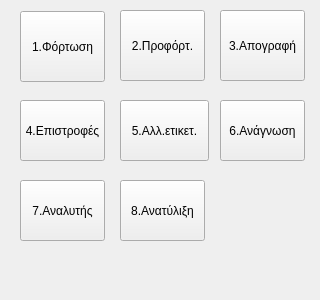
Old version of the form elina_scanner.ui in the repository algogr/Elina_Scanner.
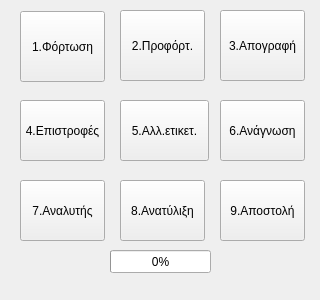
New version of the form.

Patch:
```diff
--- a/elina_scanner.ui
+++ b/elina_scanner.ui
@@ -144,10 +144,10 @@
   <widget class="QLabel" name="statusLabel">
    <property name="geometry">
     <rect>
-     <x>50</x>
+     <x>10</x>
      <y>250</y>
      <width>91</width>
-     <height>16</height>
+     <height>20</height>
     </rect>
    </property>
    <property name="text">
@@ -157,16 +157,45 @@
   <widget class="QLabel" name="statusLabel_2">
    <property name="geometry">
     <rect>
-     <x>190</x>
+     <x>220</x>
      <y>250</y>
-     <width>111</width>
-     <height>16</height>
+     <width>91</width>
+     <height>20</height>
     </rect>
    </property>
    <property name="text">
     <string/>
    </property>
   </widget>
+  <widget class="QPushButton" name="pushButton_9">
+   <property name="geometry">
+    <rect>
+     <x>220</x>
+     <y>180</y>
+     <width>85</width>
+     <height>61</height>
+    </rect>
+   </property>
+   <property name="text">
+    <string>9.Αποστoλή</string>
+   </property>
+   <property name="shortcut">
+    <string>8</string>
+   </property>
+  </widget>
+  <widget class="QProgressBar" name="progressBar">
+   <property name="geometry">
+    <rect>
+     <x>110</x>
+     <y>250</y>
+     <width>101</width>
+     <height>23</height>
+    </rect>
+   </property>
+   <property name="value">
+    <number>0</number>
+   </property>
+  </widget>
  </widget>
  <layoutdefault spacing="6" margin="11"/>
  <resources/>
```
